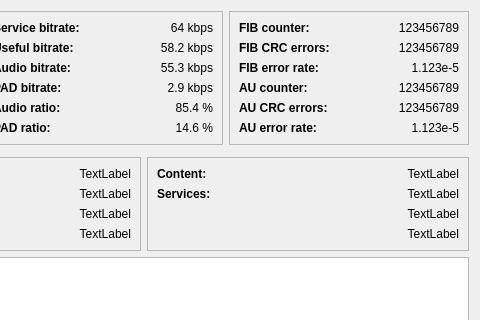
Above: gui/ensembleinfodialog.ui from KejPi/AbracaDABra before the change; both pictures show x 520 to 1000 and y 0 to 320 of the 1000 by 700 pixel window. Below: the same form after it.
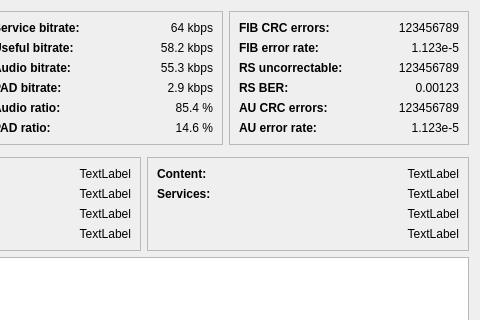
That is the form after the change. Custom widgets are drawn as their Qt base class.

Commit message: feat: RS BER estimation show in ensemble dialog

Patch:
```diff
--- a/gui/ensembleinfodialog.ui
+++ b/gui/ensembleinfodialog.ui
@@ -535,32 +535,6 @@
         <enum>QFrame::Shadow::Raised</enum>
        </property>
        <layout class="QVBoxLayout" name="verticalLayout_4">
-        <item>
-         <layout class="QHBoxLayout" name="horizontalLayout_12">
-          <item>
-           <widget class="QLabel" name="fibCountLabel">
-            <property name="font">
-             <font>
-              <bold>true</bold>
-             </font>
-            </property>
-            <property name="text">
-             <string>FIB counter:</string>
-            </property>
-           </widget>
-          </item>
-          <item>
-           <widget class="QLabel" name="fibCount">
-            <property name="text">
-             <string notr="true">123456789</string>
-            </property>
-            <property name="alignment">
-             <set>Qt::AlignmentFlag::AlignRight|Qt::AlignmentFlag::AlignTrailing|Qt::AlignmentFlag::AlignVCenter</set>
-            </property>
-           </widget>
-          </item>
-         </layout>
-        </item>
         <item>
          <layout class="QHBoxLayout" name="horizontalLayout_13">
           <item>
@@ -613,6 +587,32 @@
           </item>
          </layout>
         </item>
+        <item>
+         <layout class="QHBoxLayout" name="horizontalLayout_12">
+          <item>
+           <widget class="QLabel" name="rsUncorrCountLabel">
+            <property name="font">
+             <font>
+              <bold>true</bold>
+             </font>
+            </property>
+            <property name="text">
+             <string>RS uncorrectable:</string>
+            </property>
+           </widget>
+          </item>
+          <item>
+           <widget class="QLabel" name="rsUncorr">
+            <property name="text">
+             <string notr="true">123456789</string>
+            </property>
+            <property name="alignment">
+             <set>Qt::AlignmentFlag::AlignRight|Qt::AlignmentFlag::AlignTrailing|Qt::AlignmentFlag::AlignVCenter</set>
+            </property>
+           </widget>
+          </item>
+         </layout>
+        </item>
         <item>
          <layout class="QHBoxLayout" name="horizontalLayout_15">
           <item>
@@ -623,14 +623,14 @@
              </font>
             </property>
             <property name="text">
-             <string>AU counter:</string>
+             <string>RS BER:</string>
             </property>
            </widget>
           </item>
           <item>
            <widget class="QLabel" name="crcCount">
             <property name="text">
-             <string notr="true">123456789</string>
+             <string notr="true">0.00123</string>
             </property>
             <property name="alignment">
              <set>Qt::AlignmentFlag::AlignRight|Qt::AlignmentFlag::AlignTrailing|Qt::AlignmentFlag::AlignVCenter</set>
```
Left out of the diff: 4 changed lines with no effect on the pictures. The commit also changes 5 other files.
